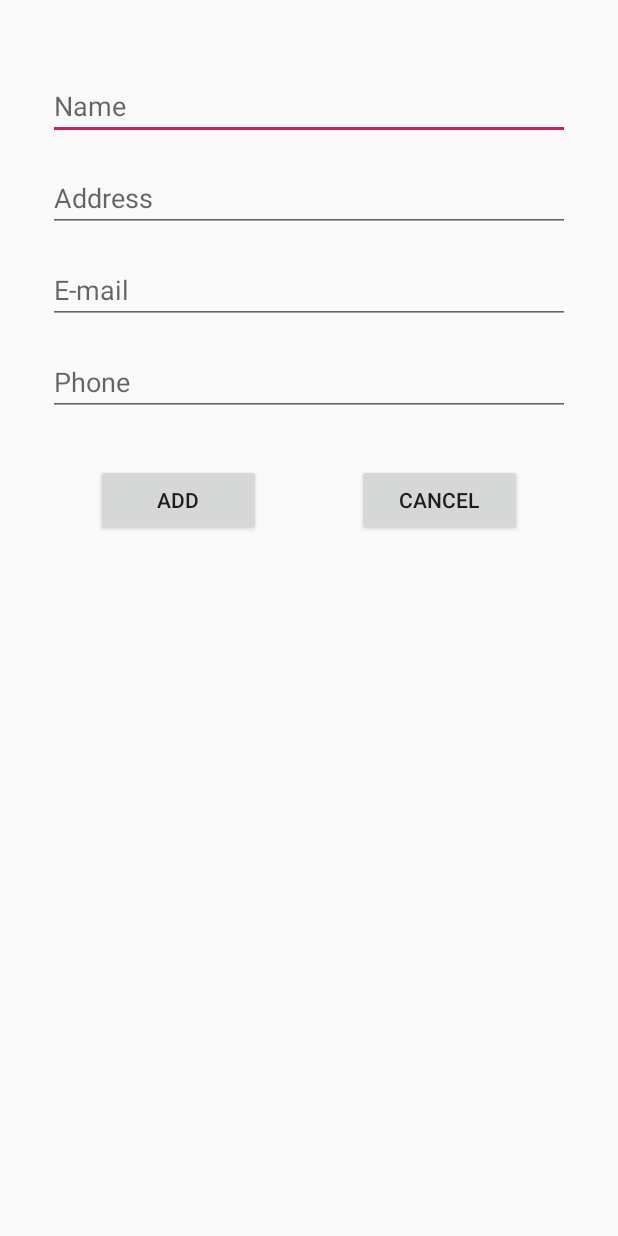
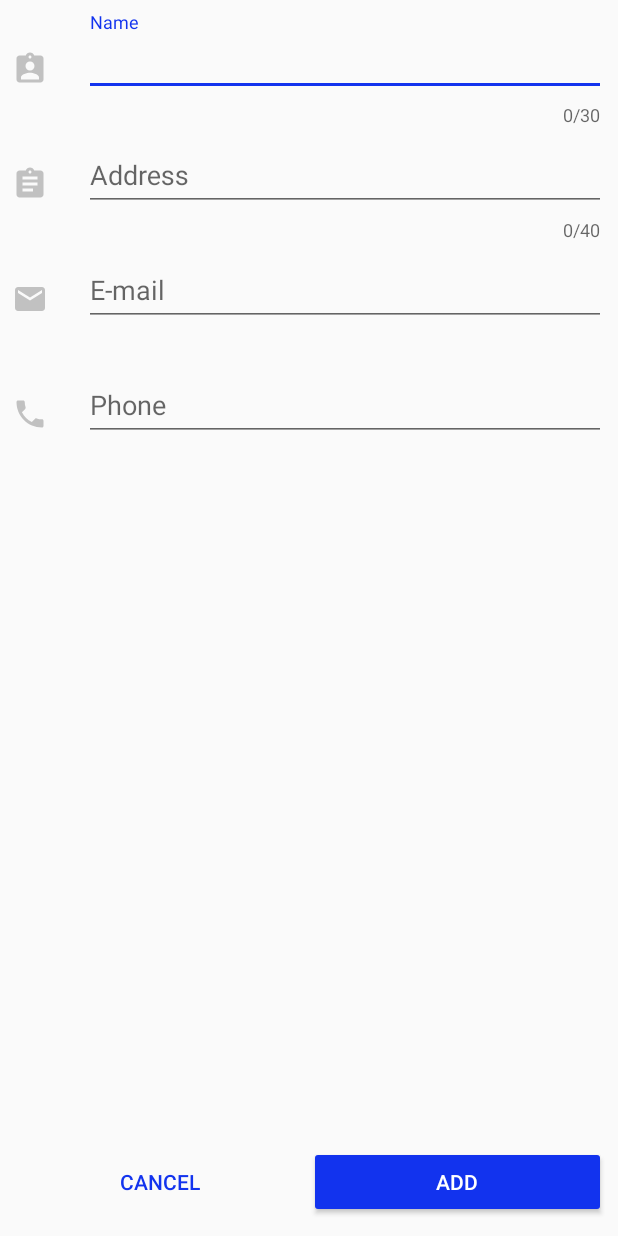
Before and after one commit to fffrowies/CustAdmin, an Android app: the AddCustomers screen opened directly, with no data from a screen before it, on a phone screen of 412 x 824 dp. Run offline under Robolectric (Android 15) with nearby library versions, the phone set to English and light mode, and no system bars; libraries missing offline, so code that uses them is left out: com.readystatesoftware.sqliteasset.

Commit message:
refactored add customers activity with field authentication

```diff
--- a/app/src/main/AndroidManifest.xml
+++ b/app/src/main/AndroidManifest.xml
@@ -12,8 +12,8 @@
         <activity android:name=".AddCustomers"></activity>
         <activity
             android:name=".MainActivity"
-            android:label="@string/app_name"
-            android:theme="@style/AppTheme.NoActionBar">
+            android:label="@string/owner"
+            android:theme="@style/AppTheme">
             <intent-filter>
                 <action android:name="android.intent.action.MAIN" />
 
--- a/app/src/main/java/com/fffrowies/custadmin/AddCustomers.java
+++ b/app/src/main/java/com/fffrowies/custadmin/AddCustomers.java
@@ -1,19 +1,24 @@
 package com.fffrowies.custadmin;
 
 import android.content.Intent;
+import android.support.design.widget.TextInputLayout;
 import android.support.v7.app.AppCompatActivity;
 import android.os.Bundle;
+import android.text.Editable;
+import android.text.TextWatcher;
+import android.util.Patterns;
 import android.view.View;
+import android.widget.Button;
 import android.widget.EditText;
 
 import com.fffrowies.custadmin.Database.Database;
 
+import java.util.regex.Pattern;
+
 public class AddCustomers extends AppCompatActivity {
 
-    private EditText edtName;
-    private EditText edtAddress;
-    private EditText edtEmail;
-    private EditText edtPhone;
+    private TextInputLayout til_name, til_address, til_email, til_phone;
+    private EditText edt_name, edt_address, edt_email, edt_phone;
 
     private Database database;
 
@@ -22,22 +27,154 @@ public class AddCustomers extends AppCompatActivity {
         super.onCreate(savedInstanceState);
         setContentView(R.layout.activity_add_customers);
 
-        edtName = findViewById(R.id.edtName);
-        edtAddress = findViewById(R.id.edtAddress);
-        edtEmail = findViewById(R.id.edtEmail);
-        edtPhone = findViewById(R.id.edtPhone);
+        // til References
+        til_name = findViewById(R.id.til_name);
+        til_address = findViewById(R.id.til_address);
+        til_email = findViewById(R.id.til_email);
+        til_phone = findViewById(R.id.til_phone);
 
+        // Btn Reference
+        Button btnAdd = findViewById(R.id.btn_add);
+
+        // edt References
+        edt_name = findViewById(R.id.edt_name);
+        edt_address = findViewById(R.id.edt_address);
+        edt_email = findViewById(R.id.edt_email);
+        edt_phone = findViewById(R.id.edt_phone);
+
+        edt_name.addTextChangedListener(new TextWatcher() {
+            @Override
+            public void beforeTextChanged(CharSequence s, int start, int count, int after) {
+
+            }
+
+            @Override
+            public void onTextChanged(CharSequence s, int start, int before, int count) {
+                til_name.setError(null);
+            }
+
+            @Override
+            public void afterTextChanged(Editable s) {
+
+            }
+        });
+
+        edt_address.addTextChangedListener(new TextWatcher() {
+            @Override
+            public void beforeTextChanged(CharSequence s, int start, int count, int after) {
+
+            }
+
+            @Override
+            public void onTextChanged(CharSequence s, int start, int before, int count) {
+                til_address.setError(null);
+            }
+
+            @Override
+            public void afterTextChanged(Editable s) {
+
+            }
+        });
+
+        edt_email.addTextChangedListener(new TextWatcher() {
+            @Override
+            public void beforeTextChanged(CharSequence s, int start, int count, int after) {
+
+            }
+
+            @Override
+            public void onTextChanged(CharSequence s, int start, int before, int count) {
+                isValidEmail(String.valueOf(s));
+            }
+
+            @Override
+            public void afterTextChanged(Editable s) {
+
+            }
+        });
+
+        edt_phone.addTextChangedListener(new TextWatcher() {
+            @Override
+            public void beforeTextChanged(CharSequence s, int start, int count, int after) {
+
+            }
+
+            @Override
+            public void onTextChanged(CharSequence s, int start, int before, int count) {
+                isValidPhone(String.valueOf(s));
+            }
+
+            @Override
+            public void afterTextChanged(Editable s) {
+
+            }
+        });
+
+        // Database reference
         database = new Database(this);
     }
 
+    private boolean isValidName(String name) {
+        Pattern pattern = Pattern.compile("^[a-zA-Z ]+$");
+        if (!pattern.matcher(name).matches() || name.length() > 30) {
+            til_name.setError("Invalid name");
+            return false;
+        } else {
+            til_name.setError(null);
+        }
+
+        return true;
+    }
+
+    private boolean isValidAddress(String address) {
+        Pattern pattern = Pattern.compile("^[0-9a-zA-Z,. ]+$");
+        if (!pattern.matcher(address).matches() || address.length() > 40) {
+            til_address.setError("Invalid address");
+            return false;
+        } else {
+            til_address.setError(null);
+        }
+
+        return true;
+    }
+
+    private boolean isValidEmail(String email) {
+        if (!Patterns.EMAIL_ADDRESS.matcher(email).matches()) {
+            til_email.setError("Invalid email");
+            return false;
+        } else {
+            til_email.setError(null);
+        }
+
+        return true;
+    }
+
+    private boolean isValidPhone(String phone) {
+        if (!Patterns.PHONE.matcher(phone).matches()) {
+            til_phone.setError("Invalid phone number");
+            return false;
+        } else {
+            til_phone.setError(null);
+        }
+
+        return true;
+    }
+
     public void addCustomer(View view) {
-        String name = edtName.getText().toString();
-        String address = edtAddress.getText().toString();
-        String email = edtEmail.getText().toString();
-        String phone = edtPhone.getText().toString();
+        String name = edt_name.getText().toString();
+        String address = edt_address.getText().toString();
+        String email = edt_email.getText().toString();
+        String phone = edt_phone.getText().toString();
 
-        database.add(name, address, email, phone);
-        returnToMain();
+        boolean test_name = isValidName(name);
+        boolean test_address = isValidAddress(address);
+        boolean test_email = isValidEmail(email);
+        boolean test_phone = isValidPhone(phone);
+
+        if (test_name && test_address && test_email && test_phone) {
+            database.add(name, address, email, phone);
+            returnToMain();
+        }
     }
 
     public void cancelAddCustomer(View view) {
--- /dev/null
+++ b/app/src/main/res/drawable/ic_address_24dp.xml
@@ -0,0 +1,9 @@
+<vector xmlns:android="http://schemas.android.com/apk/res/android"
+        android:width="24dp"
+        android:height="24dp"
+        android:viewportWidth="24.0"
+        android:viewportHeight="24.0">
+    <path
+        android:fillColor="#3A000000"
+        android:pathData="M19,3h-4.18C14.4,1.84 13.3,1 12,1c-1.3,0 -2.4,0.84 -2.82,2L5,3c-1.1,0 -2,0.9 -2,2v14c0,1.1 0.9,2 2,2h14c1.1,0 2,-0.9 2,-2L21,5c0,-1.1 -0.9,-2 -2,-2zM12,3c0.55,0 1,0.45 1,1s-0.45,1 -1,1 -1,-0.45 -1,-1 0.45,-1 1,-1zM14,17L7,17v-2h7v2zM17,13L7,13v-2h10v2zM17,9L7,9L7,7h10v2z"/>
+</vector>
--- /dev/null
+++ b/app/src/main/res/drawable/ic_email_24dp.xml
@@ -0,0 +1,9 @@
+<vector xmlns:android="http://schemas.android.com/apk/res/android"
+        android:width="24dp"
+        android:height="24dp"
+        android:viewportWidth="24.0"
+        android:viewportHeight="24.0">
+    <path
+        android:fillColor="#3A000000"
+        android:pathData="M20,4L4,4c-1.1,0 -1.99,0.9 -1.99,2L2,18c0,1.1 0.9,2 2,2h16c1.1,0 2,-0.9 2,-2L22,6c0,-1.1 -0.9,-2 -2,-2zM20,8l-8,5 -8,-5L4,6l8,5 8,-5v2z"/>
+</vector>
--- /dev/null
+++ b/app/src/main/res/drawable/ic_name_24dp.xml
@@ -0,0 +1,9 @@
+<vector xmlns:android="http://schemas.android.com/apk/res/android"
+        android:width="24dp"
+        android:height="24dp"
+        android:viewportWidth="24.0"
+        android:viewportHeight="24.0">
+    <path
+        android:fillColor="#3A000000"
+        android:pathData="M19,3h-4.18C14.4,1.84 13.3,1 12,1c-1.3,0 -2.4,0.84 -2.82,2L5,3c-1.1,0 -2,0.9 -2,2v14c0,1.1 0.9,2 2,2h14c1.1,0 2,-0.9 2,-2L21,5c0,-1.1 -0.9,-2 -2,-2zM12,3c0.55,0 1,0.45 1,1s-0.45,1 -1,1 -1,-0.45 -1,-1 0.45,-1 1,-1zM12,7c1.66,0 3,1.34 3,3s-1.34,3 -3,3 -3,-1.34 -3,-3 1.34,-3 3,-3zM18,19L6,19v-1.4c0,-2 4,-3.1 6,-3.1s6,1.1 6,3.1L18,19z"/>
+</vector>
--- /dev/null
+++ b/app/src/main/res/drawable/ic_phone_24dp.xml
@@ -0,0 +1,9 @@
+<vector xmlns:android="http://schemas.android.com/apk/res/android"
+        android:width="24dp"
+        android:height="24dp"
+        android:viewportWidth="24.0"
+        android:viewportHeight="24.0">
+    <path
+        android:fillColor="#3A000000"
+        android:pathData="M6.62,10.79c1.44,2.83 3.76,5.14 6.59,6.59l2.2,-2.2c0.27,-0.27 0.67,-0.36 1.02,-0.24 1.12,0.37 2.33,0.57 3.57,0.57 0.55,0 1,0.45 1,1V20c0,0.55 -0.45,1 -1,1 -9.39,0 -17,-7.61 -17,-17 0,-0.55 0.45,-1 1,-1h3.5c0.55,0 1,0.45 1,1 0,1.25 0.2,2.45 0.57,3.57 0.11,0.35 0.03,0.74 -0.25,1.02l-2.2,2.2z"/>
+</vector>
--- a/app/src/main/res/layout/activity_add_customers.xml
+++ b/app/src/main/res/layout/activity_add_customers.xml
@@ -1,95 +1,175 @@
 <?xml version="1.0" encoding="utf-8"?>
-<android.support.constraint.ConstraintLayout xmlns:android="http://schemas.android.com/apk/res/android"
+<RelativeLayout xmlns:android="http://schemas.android.com/apk/res/android"
     xmlns:app="http://schemas.android.com/apk/res-auto"
-    xmlns:tools="http://schemas.android.com/tools"
     android:layout_width="match_parent"
     android:layout_height="match_parent"
-    tools:context=".AddCustomers">
+    android:paddingBottom="@dimen/activity_vertical_margin"
+    android:paddingLeft="@dimen/activity_horizontal_margin"
+    android:paddingRight="@dimen/activity_horizontal_margin"
+    android:paddingTop="@dimen/activity_vertical_margin"
+    app:layout_behavior="@string/appbar_scrolling_view_behavior">
+
+    <LinearLayout
+        android:id="@+id/area_name"
+        android:layout_width="match_parent"
+        android:layout_height="wrap_content"
+        android:layout_alignParentTop="true"
+        android:orientation="horizontal">
+
+        <ImageView
+            android:id="@+id/img_name"
+            android:layout_width="wrap_content"
+            android:layout_height="wrap_content"
+            android:layout_gravity="center_vertical"
+            android:src="@drawable/ic_name_24dp" />
+
+        <android.support.design.widget.TextInputLayout
+            android:id="@+id/til_name"
+            android:layout_width="match_parent"
+            android:layout_height="wrap_content"
+            app:counterEnabled="true"
+            app:counterMaxLength="30"
+            app:errorEnabled="true"
+            android:layout_marginLeft="24dp">
 
             <EditText
-        android:id="@+id/edtName"
-        android:layout_width="0dp"
+                android:id="@+id/edt_name"
+                android:layout_width="match_parent"
                 android:layout_height="wrap_content"
-        android:layout_marginStart="32dp"
-        android:layout_marginTop="48dp"
-        android:layout_marginEnd="32dp"
                 android:ems="10"
                 android:hint="@string/name"
-        android:inputType="textPersonName"
-        app:layout_constraintEnd_toEndOf="parent"
-        app:layout_constraintStart_toStartOf="parent"
-        app:layout_constraintTop_toTopOf="parent" />
+                android:inputType="text"
+                android:singleLine="true" />
+        </android.support.design.widget.TextInputLayout>
+    </LinearLayout>
+
+    <LinearLayout
+        android:id="@+id/area_address"
+        android:layout_width="match_parent"
+        android:layout_height="wrap_content"
+        android:layout_below="@+id/area_name"
+        android:orientation="horizontal">
+
+        <ImageView
+            android:id="@+id/img_address"
+            android:layout_width="wrap_content"
+            android:layout_height="wrap_content"
+            android:layout_gravity="center_vertical"
+            android:src="@drawable/ic_address_24dp" />
+
+        <android.support.design.widget.TextInputLayout
+            android:id="@+id/til_address"
+            android:layout_width="match_parent"
+            android:layout_height="wrap_content"
+            app:counterEnabled="true"
+            app:counterMaxLength="40"
+            app:errorEnabled="true"
+            android:layout_marginLeft="24dp">
 
             <EditText
-        android:id="@+id/edtAddress"
-        android:layout_width="0dp"
+                android:id="@+id/edt_address"
+                android:layout_width="match_parent"
                 android:layout_height="wrap_content"
-        android:layout_marginStart="32dp"
-        android:layout_marginTop="16dp"
-        android:layout_marginEnd="32dp"
                 android:ems="10"
                 android:hint="@string/address"
-        android:inputType="textPostalAddress"
-        app:layout_constraintEnd_toEndOf="parent"
-        app:layout_constraintStart_toStartOf="parent"
-        app:layout_constraintTop_toBottomOf="@+id/edtName" />
+                android:inputType="text" />
+        </android.support.design.widget.TextInputLayout>
+    </LinearLayout>
+
+    <LinearLayout
+        android:id="@+id/area_email"
+        android:layout_width="match_parent"
+        android:layout_height="wrap_content"
+        android:layout_below="@+id/area_address"
+        android:orientation="horizontal">
+
+        <ImageView
+            android:id="@+id/img_email"
+            android:layout_width="wrap_content"
+            android:layout_height="wrap_content"
+            android:layout_below="@+id/img_address"
+            android:layout_column="0"
+            android:layout_gravity="center_vertical"
+            android:layout_row="2"
+            android:src="@drawable/ic_email_24dp" />
+
+        <android.support.design.widget.TextInputLayout
+            android:id="@+id/til_email"
+            android:layout_width="match_parent"
+            android:layout_height="wrap_content"
+            app:errorEnabled="true"
+            android:layout_marginLeft="24dp">
 
             <EditText
-        android:id="@+id/edtEmail"
-        android:layout_width="0dp"
+                android:id="@+id/edt_email"
+                android:layout_width="match_parent"
                 android:layout_height="wrap_content"
-        android:layout_marginStart="32dp"
-        android:layout_marginTop="16dp"
-        android:layout_marginEnd="32dp"
                 android:ems="10"
                 android:hint="@string/e_mail"
                 android:inputType="textEmailAddress"
-        app:layout_constraintEnd_toEndOf="parent"
-        app:layout_constraintStart_toStartOf="parent"
-        app:layout_constraintTop_toBottomOf="@+id/edtAddress" />
+                android:singleLine="true" />
+        </android.support.design.widget.TextInputLayout>
+    </LinearLayout>
+
+    <LinearLayout
+        android:id="@+id/area_phone"
+        android:layout_width="match_parent"
+        android:layout_height="wrap_content"
+        android:layout_below="@+id/area_email"
+        android:orientation="horizontal">
+
+        <ImageView
+            android:id="@+id/img_phone"
+            android:layout_width="wrap_content"
+            android:layout_height="wrap_content"
+            android:layout_gravity="center_vertical"
+            android:src="@drawable/ic_phone_24dp" />
+
+        <android.support.design.widget.TextInputLayout
+            android:id="@+id/til_phone"
+            android:layout_width="match_parent"
+            android:layout_height="wrap_content"
+            app:errorEnabled="true"
+            android:layout_marginLeft="24dp">
 
             <EditText
-        android:id="@+id/edtPhone"
+                android:id="@+id/edt_phone"
+                android:layout_width="match_parent"
+                android:layout_height="wrap_content"
+                android:ems="10"
+                android:hint="@string/phone"
+                android:inputType="phone" />
+        </android.support.design.widget.TextInputLayout>
+    </LinearLayout>
+
+    <!-- Bottom Bar -->
+    <LinearLayout
+        android:id="@+id/bottom_bar"
+        android:layout_width="match_parent"
+        android:layout_height="?attr/actionBarSize"
+        android:layout_alignParentBottom="true"
+        android:gravity="center_vertical"
+        android:orientation="horizontal">
+
+        <Button
+            android:id="@+id/btn_cancel"
+            style="@style/Widget.AppCompat.Button.Borderless.Colored"
             android:layout_width="0dp"
             android:layout_height="wrap_content"
-        android:layout_marginStart="32dp"
-        android:layout_marginTop="16dp"
-        android:layout_marginEnd="32dp"
-        android:ems="10"
-        android:hint="@string/phone"
-        android:inputType="phone"
-        app:layout_constraintEnd_toEndOf="parent"
-        app:layout_constraintStart_toStartOf="parent"
-        app:layout_constraintTop_toBottomOf="@+id/edtEmail" />
+            android:layout_weight="1"
+            android:onClick="cancelAddCustomer"
+            android:text="@string/cancel" />
 
         <Button
-        android:id="@+id/btnAdd"
+            android:id="@+id/btn_add"
             android:layout_width="0dp"
             android:layout_height="wrap_content"
-        android:layout_marginStart="64dp"
-        android:layout_marginTop="32dp"
-        android:layout_marginEnd="32dp"
-        android:elevation="10dp"
+            android:layout_weight="1"
+            android:backgroundTint="@color/colorAccent"
+            android:text="@string/add"
             android:onClick="addCustomer"
-        android:text="@string/add"
-        app:layout_constraintEnd_toStartOf="@+id/btnCancel"
-        app:layout_constraintHorizontal_bias="0.5"
-        app:layout_constraintHorizontal_chainStyle="packed"
-        app:layout_constraintStart_toStartOf="parent"
-        app:layout_constraintTop_toBottomOf="@+id/edtPhone" />
+            android:textColor="@android:color/white" />
+    </LinearLayout>
 
-    <Button
-        android:id="@+id/btnCancel"
-        android:layout_width="0dp"
-        android:layout_height="wrap_content"
-        android:layout_marginStart="32dp"
-        android:layout_marginEnd="64dp"
-        android:elevation="10dp"
-        android:onClick="cancelAddCustomer"
-        android:text="@string/cancel"
-        app:layout_constraintEnd_toEndOf="parent"
-        app:layout_constraintHorizontal_bias="0.5"
-        app:layout_constraintStart_toEndOf="@+id/btnAdd"
-        app:layout_constraintTop_toTopOf="@+id/btnAdd" />
 
-</android.support.constraint.ConstraintLayout>
+</RelativeLayout>
--- a/app/src/main/res/values/colors.xml
+++ b/app/src/main/res/values/colors.xml
@@ -1,6 +1,6 @@
 <?xml version="1.0" encoding="utf-8"?>
 <resources>
     <color name="colorPrimary">#008577</color>
-    <color name="colorPrimaryDark">#FF000000</color>
-    <color name="colorAccent">#D81B60</color>
+    <color name="colorPrimaryDark">#081046</color>
+    <color name="colorAccent">#1233EE</color>
 </resources>
```
Lines whose indentation alone changed are shown as unchanged.
